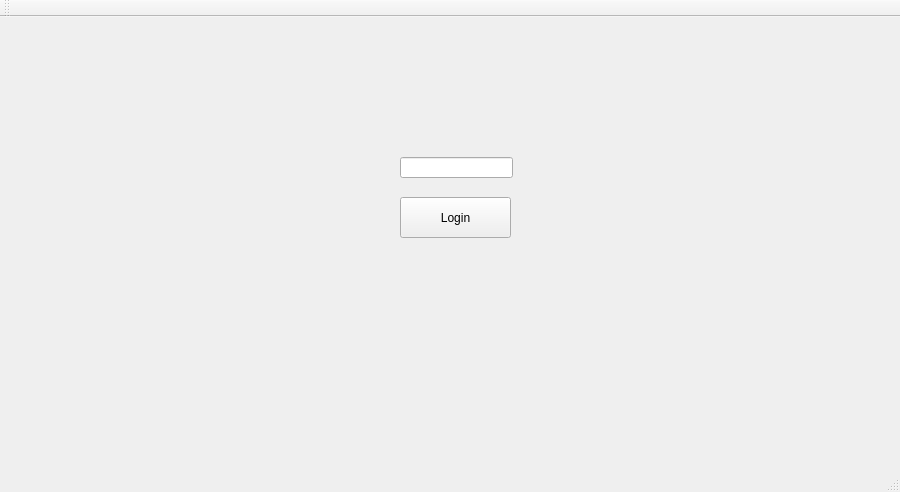
Old version of the form Gartic-Frontend/Gartic-Frontend/LoginWindow.ui in the repository rusuuu/Professional-Googlers.
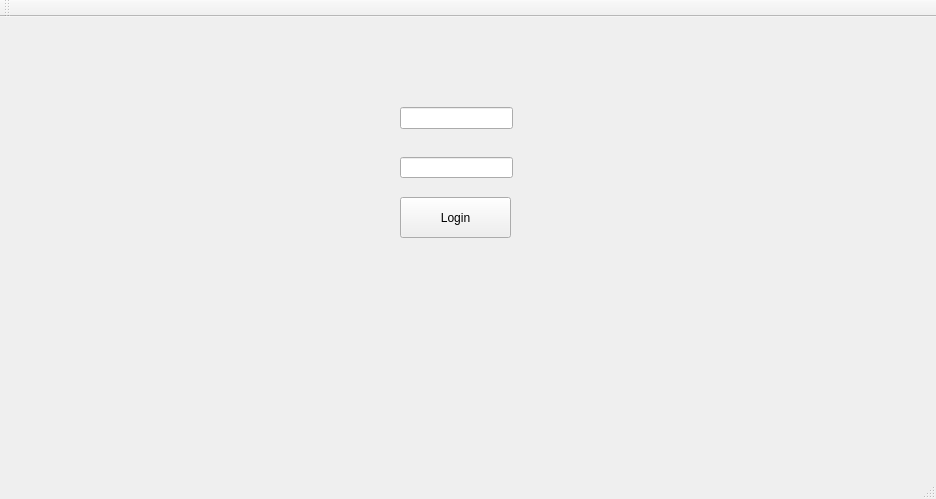
New version of the form.

Commit message: Created Username Box for login page

Patch:
```diff
--- a/Gartic-Frontend/Gartic-Frontend/LoginWindow.ui
+++ b/Gartic-Frontend/Gartic-Frontend/LoginWindow.ui
@@ -6,8 +6,8 @@
    <rect>
     <x>0</x>
     <y>0</y>
-    <width>900</width>
-    <height>492</height>
+    <width>936</width>
+    <height>499</height>
    </rect>
   </property>
   <property name="windowTitle">
@@ -40,6 +40,16 @@
      <string/>
     </property>
    </widget>
+   <widget class="QLineEdit" name="UsernameBox">
+    <property name="geometry">
+     <rect>
+      <x>400</x>
+      <y>90</y>
+      <width>113</width>
+      <height>22</height>
+     </rect>
+    </property>
+   </widget>
   </widget>
   <widget class="QMenuBar" name="menuBar">
    <property name="geometry">
```
Left out of the diff: 2 changed lines with no effect on the pictures.
